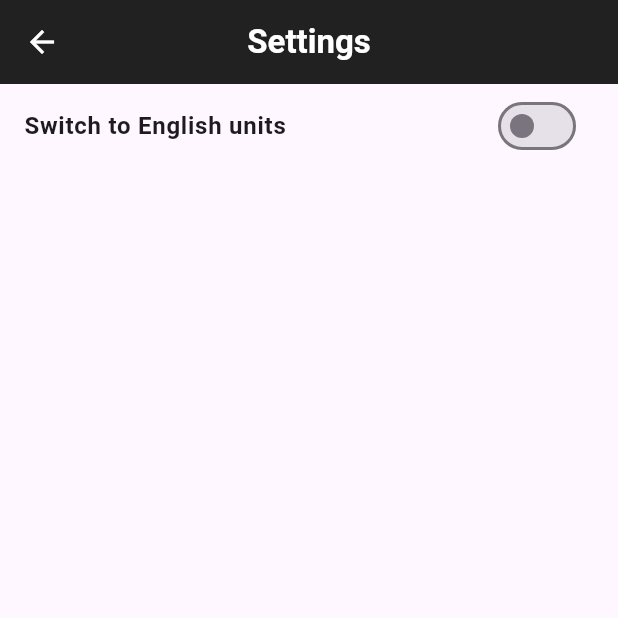
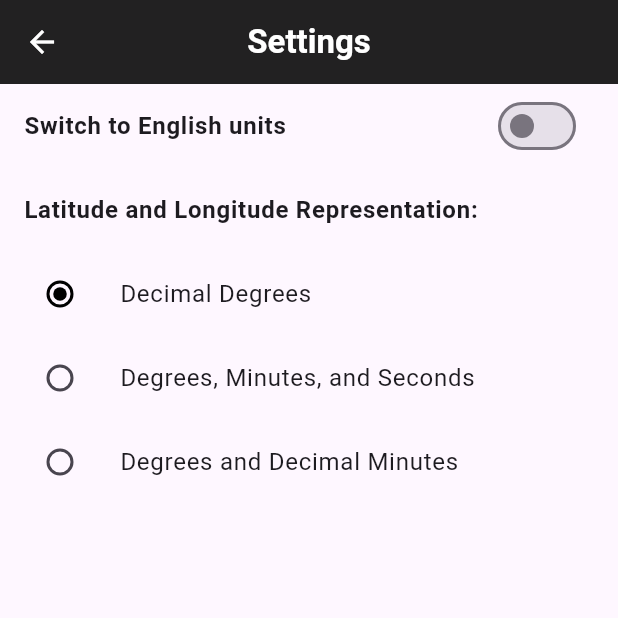
Before and after one commit to kobechua/rtx-alert-app, a Flutter app: the SettingsPage screen opened directly, on a phone screen of 412 x 824 dp, the top half of it. Run offline on Flutter 3.47's test engine with Material 3 defaults, Android fonts, the phone set to English and light mode, and no system bars; our stand-ins replace camera, firebase_auth, firebase_core, firebase_database, firebase_messaging, firebase_storage and 6 more; accounts and stored records are empty.

Commit message:
add latitude/longitude formatting change in settings

```diff
--- a/lib/pages/app_settings.dart
+++ b/lib/pages/app_settings.dart
@@ -3,22 +3,38 @@ import 'package:shared_preferences/shared_preferences.dart';
 
 class AppSettings extends ChangeNotifier {
   bool _useEnglishUnits = false;
+  // Adding the latitude and longitude representation setting
+  static const int decimalDegrees = 0;
+  static const int degreesMinutesSeconds = 1;
+  static const int degreesDecimalMinutes = 2;
+  int _representationType = decimalDegrees;
 
   bool get useEnglishUnits => _useEnglishUnits;
 
+  int get representationType => _representationType;
+
   void toggleUnitSystem() {
     _useEnglishUnits = !_useEnglishUnits;
+    _saveSettings();
+    notifyListeners();
+  }
+
+  void setRepresentationType(int type) {
+    _representationType = type;
+    _saveSettings();
     notifyListeners();
   }
 
   Future<void> _saveSettings() async {
     final prefs = await SharedPreferences.getInstance();
     await prefs.setBool('useEnglishUnits', _useEnglishUnits);
+    await prefs.setInt('representationType', _representationType);
   }
 
   Future<void> loadSettings() async {
     final prefs = await SharedPreferences.getInstance();
     _useEnglishUnits = prefs.getBool('useEnglishUnits') ?? false;
+    _representationType = prefs.getInt('representationType') ?? decimalDegrees;
     notifyListeners();
   }
 
@@ -26,4 +42,57 @@ class AppSettings extends ChangeNotifier {
   double convertAltitude(double altitudeInMeters) {
     return _useEnglishUnits ? altitudeInMeters * 3.28084 : altitudeInMeters;
   }
+
+
+  String formatLatitude(double latitude) {
+    return _formatCoordinate(latitude, true); // true for latitude
+  }
+
+  String formatLongitude(double longitude) {
+    return _formatCoordinate(longitude, false); // false for longitude
+  }
+
+  String _formatCoordinate(double coordinate, bool isLatitude) {
+    switch (_representationType) {
+      case decimalDegrees:
+        return coordinate.toStringAsFixed(5);
+      case degreesMinutesSeconds:
+        return _toDMS(coordinate, isLatitude);
+      case degreesDecimalMinutes:
+        return _toDDM(coordinate);
+      default:
+        return coordinate.toStringAsFixed(5);
+    }
+  }
+
+  String _toDMS(double degrees, bool isLatitude) {
+    // Determine the cardinal direction
+    String cardinalDirection = "";
+    if (isLatitude) {
+      cardinalDirection = degrees >= 0 ? "N" : "S";
+    } else {
+      cardinalDirection = degrees >= 0 ? "E" : "W";
+    }
+
+    // Convert degrees to absolute value for calculation
+    degrees = degrees.abs();
+
+    int d = degrees.floor();
+    double minFloat = (degrees - d) * 60;
+    int m = minFloat.floor();
+    double secFloat = (minFloat - m) * 60;
+    // Using round() instead of toInt() to properly handle rounding
+    int s = secFloat.round();
+
+    return "$d°$m'$s\" $cardinalDirection";
+  }
+
+
+
+  String _toDDM(double degrees) {
+    int d = degrees.truncate();
+    double minutes = (degrees - d) * 60;
+    return "$d° ${minutes.toStringAsFixed(3)}'";
+  }
+
 }
--- a/lib/pages/settings_page.dart
+++ b/lib/pages/settings_page.dart
@@ -37,7 +37,7 @@ class _SettingsPageState extends State<SettingsPage> {
 
   @override
   Widget build(BuildContext context) {
-    final appSettings = Provider.of<AppSettings>(context, listen: false);
+    final appSettings = Provider.of<AppSettings>(context, listen: true);
 
 
     return Scaffold(
@@ -56,7 +56,9 @@ class _SettingsPageState extends State<SettingsPage> {
         backgroundColor: Colors.black87,
       ),
 
-      body: ListTile(
+      body: Column(
+        children: [
+          ListTile(
             title: const Text(
               'Switch to English units',
               style: TextStyle(
@@ -72,6 +74,49 @@ class _SettingsPageState extends State<SettingsPage> {
               },
             ),
           ),
+          const ListTile(
+            title: Text(
+              'Latitude and Longitude Representation:',
+              style: TextStyle(fontSize: 16, fontWeight: FontWeight.bold),
+              textAlign: TextAlign.left, // This was centering your text. You can remove or change it.
+            ),
+          ),
+          ListTile(
+            title: const Text('Decimal Degrees'),
+            leading: Radio<int>(
+              value: AppSettings.decimalDegrees,
+              groupValue: appSettings.representationType,
+              onChanged: (value) {
+                appSettings.setRepresentationType(value!);
+              },
+              activeColor: Colors.black,
+            ),
+          ),
+          ListTile(
+            title: const Text('Degrees, Minutes, and Seconds'),
+            leading: Radio<int>(
+              value: AppSettings.degreesMinutesSeconds,
+              groupValue: appSettings.representationType,
+              onChanged: (value) {
+                appSettings.setRepresentationType(value!);
+              },
+              activeColor: Colors.black,
+            ),
+          ),
+          ListTile(
+            title: const Text('Degrees and Decimal Minutes'),
+            leading: Radio<int>(
+              value: AppSettings.degreesDecimalMinutes,
+              groupValue: appSettings.representationType,
+              onChanged: (value) {
+                appSettings.setRepresentationType(value!);
+              },
+              activeColor: Colors.black,
+            ),
+          ),
+        ],
+      ),
+
     );
   }
 }
```
Also changed, not shown: lib/pages/home_page.dart (+35 -9 lines). Lines whose indentation alone changed are shown as unchanged.
